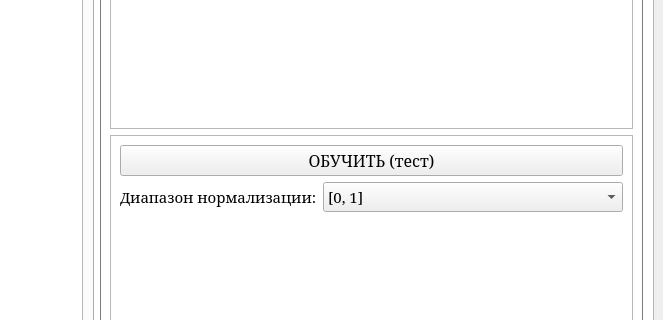
EvilCommunist/Neuro-Simulator, file mainwindow.ui: the form before one commit; both pictures show x 646 to 1309 and y 217 to 537 of the 1309 by 665 pixel window.
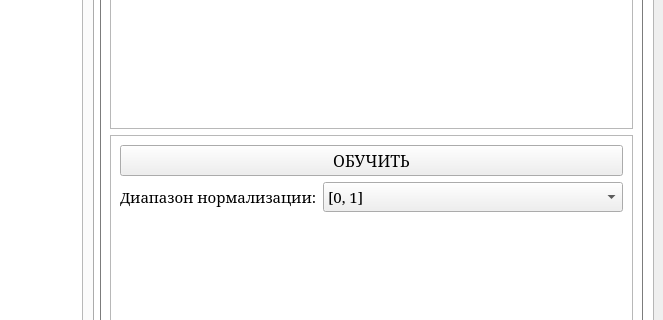
The form after the commit. The open tabs and pages were chosen to show the change. Custom widgets are drawn as their Qt base class.

The edit to the form file:
```diff
--- a/mainwindow.ui
+++ b/mainwindow.ui
@@ -715,7 +715,7 @@
                  </font>
                 </property>
                 <property name="text">
-                 <string>ОБУЧИТЬ (тест)</string>
+                 <string>ОБУЧИТЬ</string>
                 </property>
                </widget>
               </item>
```
